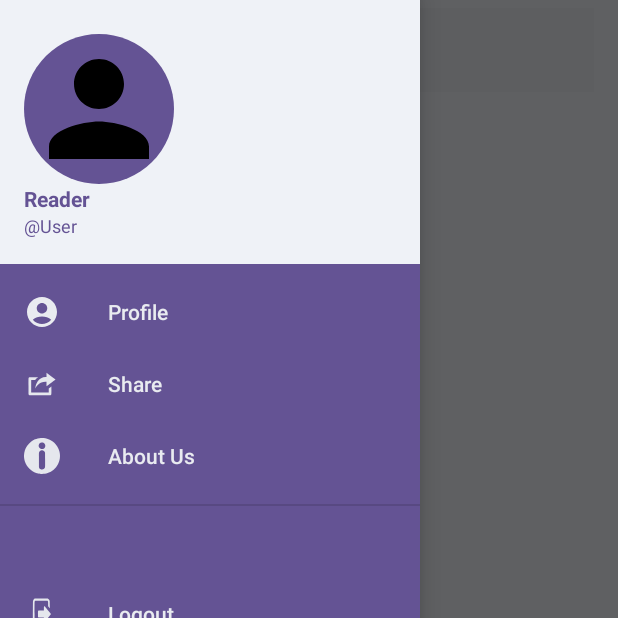
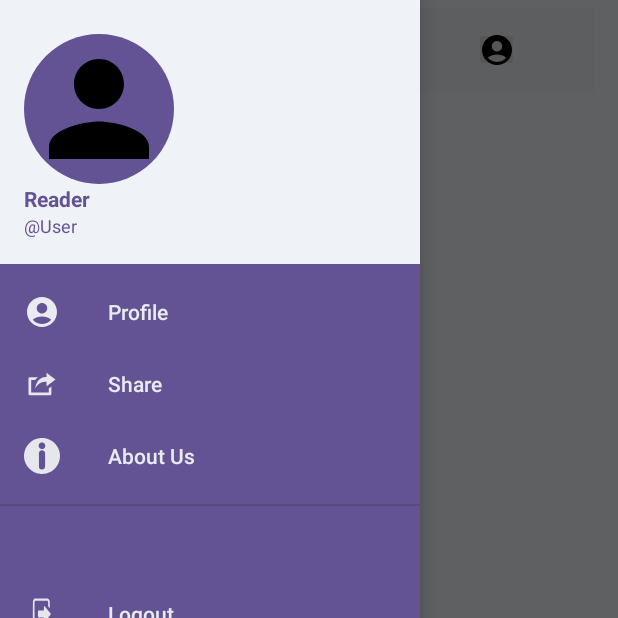
Before and after one commit to Natcod/bookstore, an Android app: the fragment MessagesFragment placed in its activity, with the side drawer open, on a phone screen of 412 x 824 dp, the top half of it. Run offline under Robolectric (Android 15) with nearby library versions, the phone set to English and light mode, and no system bars; our stand-ins replace Firebase (no records; nobody signed in at launch, a user with empty details on screens opened directly); pictures from the network do not load.

Commit message:
Refactor fragment_messages.xml to add members button
This commit adds a new ImageButton to the fragment_messages.xml layout file. The button is used to display the group members and has a size of 30dp. It is positioned at the top right corner of the screen with a margin of 50dp from the end. This change enhances the user experience by providing easy access to the group members.

Co-authored-by: [Author Name]

```diff
--- a/app/src/main/res/layout/fragment_messages.xml
+++ b/app/src/main/res/layout/fragment_messages.xml
@@ -30,11 +30,21 @@
                 android:contentDescription="back" />
 
             <ImageButton
+                android:id="@+id/members_button"
+                android:layout_width="30dp"
+                android:layout_height="30dp"
+                android:layout_gravity="top|end"
+                android:layout_marginEnd="50dp"
+            android:contentDescription="Group members"
+            android:src="@drawable/baseline_account_circle_24" />
+
+            <ImageButton
                 android:id="@+id/delete_button"
                 android:layout_width="23dp"
                 android:layout_height="30dp"
                 android:layout_gravity="top|end"
                 android:background="@color/var"
+                android:layout_marginEnd="8dp"
                 android:contentDescription="delete"
                 android:src="@drawable/delete" />
         </androidx.appcompat.widget.Toolbar>
```
